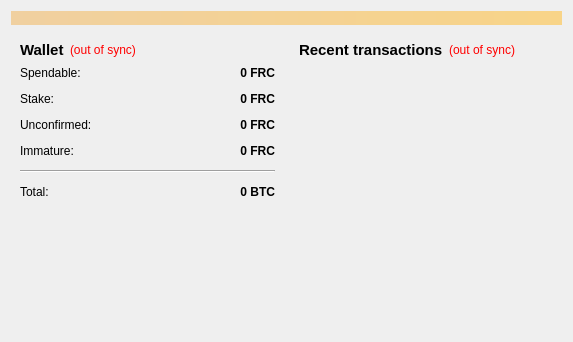
Qt form src/qt/forms/overviewpage.ui (futurecash/futurecash) before a commit.
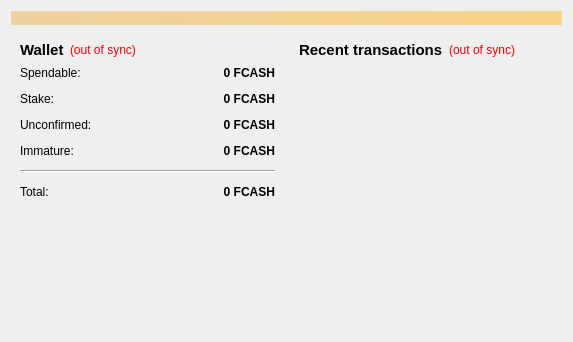
The same form after that commit.

Commit message: Ticker changed to FCASH

Patch:
```diff
--- a/src/qt/forms/overviewpage.ui
+++ b/src/qt/forms/overviewpage.ui
@@ -118,7 +118,7 @@
                <string>Your current spendable balance</string>
               </property>
               <property name="text">
-               <string notr="true">0 FRC</string>
+               <string notr="true">0 FCASH</string>
               </property>
               <property name="alignment">
                <set>Qt::AlignRight|Qt::AlignTrailing|Qt::AlignVCenter</set>
@@ -150,7 +150,7 @@
                <string>Total of coins that was staked, and do not yet count toward the current balance</string>
               </property>
               <property name="text">
-               <string notr="true">0 FRC</string>
+               <string notr="true">0 FCASH</string>
               </property>
               <property name="alignment">
                <set>Qt::AlignRight|Qt::AlignTrailing|Qt::AlignVCenter</set>
@@ -182,7 +182,7 @@
                <string>Total of transactions that have yet to be confirmed, and do not yet count toward the current balance</string>
               </property>
               <property name="text">
-               <string notr="true">0 FRC</string>
+               <string notr="true">0 FCASH</string>
               </property>
               <property name="alignment">
                <set>Qt::AlignRight|Qt::AlignTrailing|Qt::AlignVCenter</set>
@@ -211,7 +211,7 @@
                <string>Mined balance that has not yet matured</string>
               </property>
               <property name="text">
-               <string notr="true">0 FRC</string>
+               <string notr="true">0 FCASH</string>
               </property>
               <property name="alignment">
                <set>Qt::AlignRight|Qt::AlignTrailing|Qt::AlignVCenter</set>
@@ -250,7 +250,7 @@
                <string>Your current total balance</string>
               </property>
               <property name="text">
-               <string notr="true">0 BTC</string>
+               <string notr="true">0 FCASH</string>
               </property>
               <property name="alignment">
                <set>Qt::AlignRight|Qt::AlignTrailing|Qt::AlignVCenter</set>
```
The commit also changes 7 other files.
